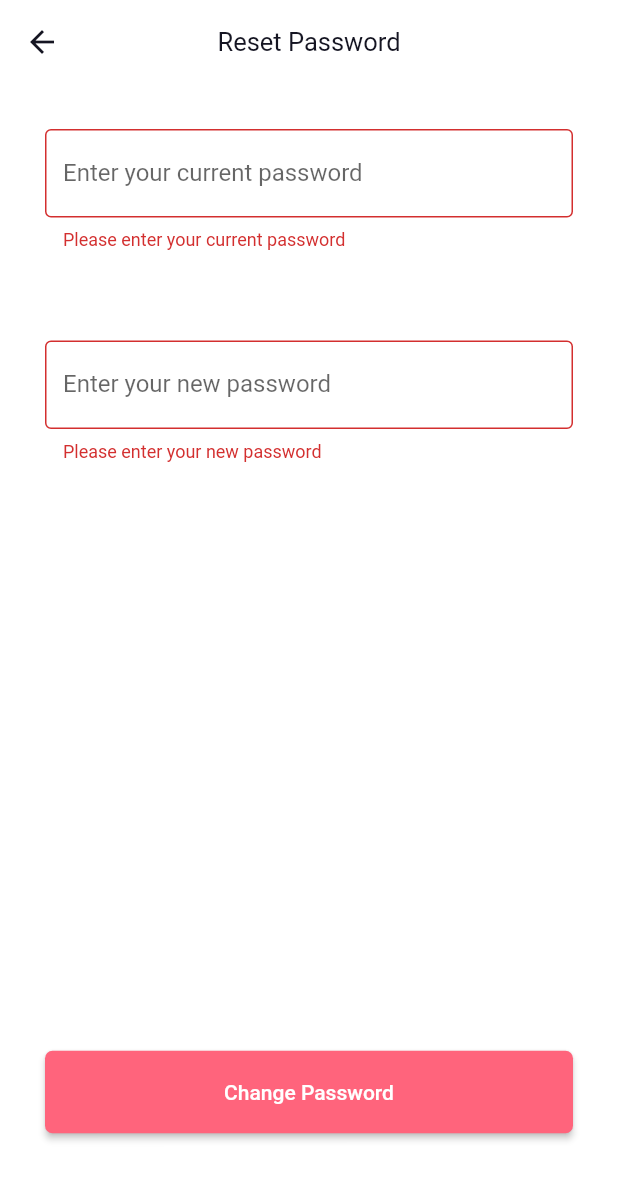
After one commit to nonical/vivel_mobile, a Flutter app: the ResetPasswordPage screen opened directly, after a tap on "Change Password", on a phone screen of 412 x 824 dp. The commit adds this screen. Shown: the top 1180 px of the screen. Run offline on Flutter 3.47's test engine with Material 2 defaults, Android fonts, the phone set to English and light mode, and no system bars; our stand-ins replace flutter_dotenv, flutter_secure_storage, flutter_svg, geolocator, timeago, tuple; missing offline and left inert: flutter_appauth, map_launcher; accounts and stored records are empty; network calls fail.

Commit message:
Change Password Screen (#24)
* Add IdentityServerApi to OAuth scopes

* Add post method with auth to IdentityAPIService

* Add Reset Password page

```diff
--- /dev/null
+++ b/lib/pages/reset_password.dart
@@ -0,0 +1,120 @@
+import 'dart:convert';
+
+import 'package:flutter/material.dart';
+import 'package:http/http.dart';
+import 'package:vivel_mobile/services/api_service.dart';
+import 'package:vivel_mobile/utils/snack_bar.dart';
+import 'package:vivel_mobile/widgets/submit_button.dart';
+
+import '../widgets/navigation_bar/back_navigation.dart';
+
+class ResetPasswordPage extends StatefulWidget {
+  const ResetPasswordPage({Key? key}) : super(key: key);
+
+  @override
+  State<ResetPasswordPage> createState() => _ResetPasswordPageState();
+}
+
+class _ResetPasswordPageState extends State<ResetPasswordPage> {
+  final formKey = GlobalKey<FormState>();
+  TextEditingController currentPassowordEditingController =
+      TextEditingController();
+  TextEditingController newPasswordEditingController = TextEditingController();
+
+  void submitForm(BuildContext context) async {
+    if (formKey.currentState!.validate()) {
+      String currentPassword = currentPassowordEditingController.text;
+      String newPassword = newPasswordEditingController.text;
+
+      final request = {
+        "currentPassword": currentPassword,
+        "newPassword": newPassword
+      };
+      var snackBarText = "Successfully changed password";
+
+      try {
+        await IdentityAPIService.PostWithAuth("Password", request);
+        Navigator.pop(context);
+      } on Response catch (e) {
+        print(e);
+        snackBarText = json.decode(e.body)[0]["description"];
+      }
+
+      SnackBarUtil.openSnackBar(context, snackBarText);
+    }
+  }
+
+  @override
+  Widget build(BuildContext context) {
+    return Scaffold(
+        backgroundColor: Colors.white,
+        appBar: BackNavigation("Reset Password"),
+        body: Container(
+            alignment: Alignment.topLeft,
+            child: Column(
+              children: [
+                Expanded(
+                  flex: 3,
+                  child: Center(
+                    child: Form(
+                      key: formKey,
+                      child: Column(
+                        children: [
+                          Padding(
+                            padding: const EdgeInsets.all(30),
+                            child: TextFormField(
+                              obscureText: true,
+                              controller: currentPassowordEditingController,
+                              decoration: const InputDecoration(
+                                border: OutlineInputBorder(),
+                                labelText: 'Enter your current password',
+                              ),
+                              validator: (value) {
+                                if (value == null || value.isEmpty) {
+                                  return 'Please enter your current password';
+                                }
+                                return null;
+                              },
+                            ),
+                          ),
+                          Padding(
+                            padding: const EdgeInsets.all(30),
+                            child: TextFormField(
+                              obscureText: true,
+                              controller: newPasswordEditingController,
+                              decoration: const InputDecoration(
+                                border: OutlineInputBorder(),
+                                labelText: 'Enter your new password',
+                              ),
+                              validator: (value) {
+                                if (value == null || value.isEmpty) {
+                                  return 'Please enter your new password';
+                                }
+                                return null;
+                              },
+                            ),
+                          ),
+                        ],
+                      ),
+                    ),
+                  ),
+                ),
+                Expanded(
+                  flex: 1,
+                  child: Row(
+                    children: [
+                      Expanded(
+                        child: Padding(
+                            padding: const EdgeInsets.only(left: 30, right: 30),
+                            child: SubmitButton(
+                              text: "Change Password",
+                              onPressed: () async => submitForm(context),
+                            )),
+                      ),
+                    ],
+                  ),
+                ),
+              ],
+            )));
+  }
+}
```
Also changed, not shown: lib/pages/profile_page.dart (+17 -1 lines), lib/services/api_service.dart (+24 -0 lines), lib/utils/oauth_config.dart (+7 -1 lines).
